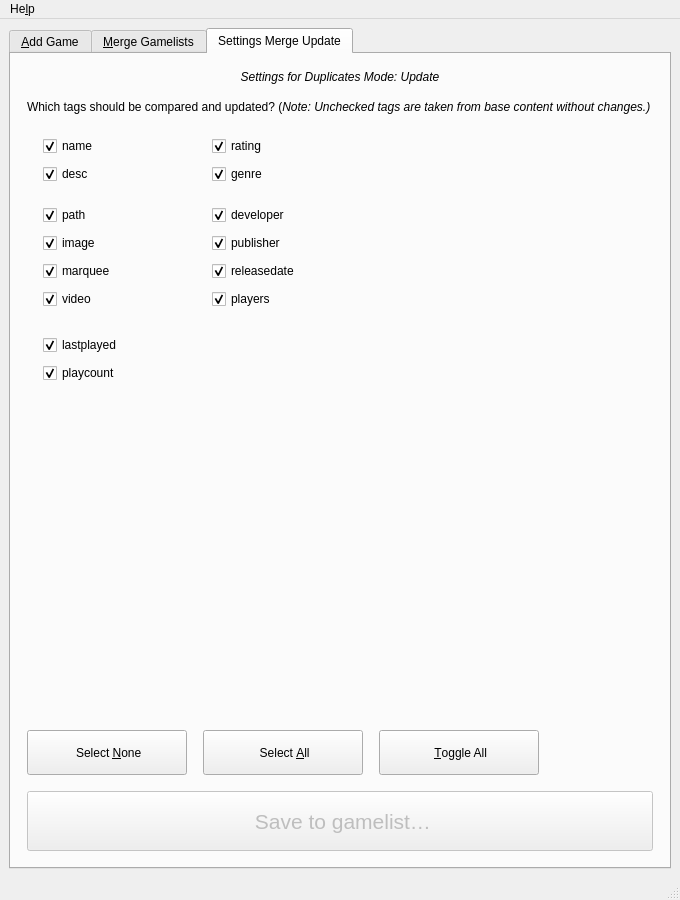
First picture: the form in MainWindow.ui, repository thingsiplay/gamelistaddon, before the edit.
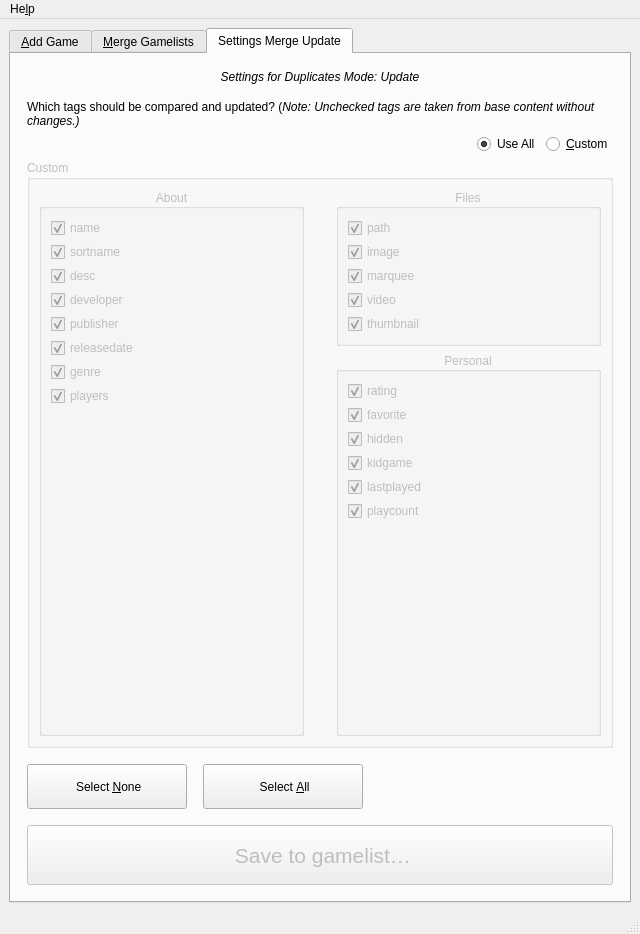
Second picture: the form after the edit. The open tabs and pages were chosen to show the change. Icons and pictures are not drawn.

Commit message: missing tags added to merge custom settings

Diff of the .ui file:
```diff
--- a/MainWindow.ui
+++ b/MainWindow.ui
@@ -7,8 +7,8 @@
    <rect>
     <x>0</x>
     <y>0</y>
-    <width>680</width>
-    <height>900</height>
+    <width>640</width>
+    <height>934</height>
    </rect>
   </property>
   <property name="minimumSize">
@@ -1096,68 +1096,91 @@
          </widget>
         </item>
         <item>
-         <layout class="QFormLayout" name="formLayout_3">
-          <property name="labelAlignment">
-           <set>Qt::AlignLeading|Qt::AlignLeft|Qt::AlignVCenter</set>
-          </property>
-          <property name="formAlignment">
+         <layout class="QHBoxLayout" name="horizontalLayout_5">
+          <item>
+           <spacer name="horizontalSpacer_5">
+            <property name="orientation">
+             <enum>Qt::Horizontal</enum>
+            </property>
+            <property name="sizeHint" stdset="0">
+             <size>
+              <width>40</width>
+              <height>20</height>
+             </size>
+            </property>
+           </spacer>
+          </item>
+          <item>
+           <widget class="QRadioButton" name="rb_useall_settings_merge">
+            <property name="sizePolicy">
+             <sizepolicy hsizetype="Preferred" vsizetype="Fixed">
+              <horstretch>0</horstretch>
+              <verstretch>0</verstretch>
+             </sizepolicy>
+            </property>
+            <property name="text">
+             <string>Use All</string>
+            </property>
+            <property name="checked">
+             <bool>true</bool>
+            </property>
+           </widget>
+          </item>
+          <item>
+           <widget class="QRadioButton" name="rb_usecustom_settings_merge">
+            <property name="sizePolicy">
+             <sizepolicy hsizetype="Preferred" vsizetype="Fixed">
+              <horstretch>0</horstretch>
+              <verstretch>0</verstretch>
+             </sizepolicy>
+            </property>
+            <property name="text">
+             <string>&amp;Custom</string>
+            </property>
+           </widget>
+          </item>
+         </layout>
+        </item>
+        <item>
+         <widget class="QGroupBox" name="gb_custom_settings_merge">
+          <property name="enabled">
+           <bool>false</bool>
+          </property>
+          <property name="sizePolicy">
+           <sizepolicy hsizetype="Expanding" vsizetype="Expanding">
+            <horstretch>0</horstretch>
+            <verstretch>0</verstretch>
+           </sizepolicy>
+          </property>
+          <property name="title">
+           <string>Custom</string>
+          </property>
+          <property name="alignment">
            <set>Qt::AlignLeading|Qt::AlignLeft|Qt::AlignTop</set>
           </property>
+          <layout class="QGridLayout" name="gridLayout_6">
           <property name="horizontalSpacing">
-           <number>90</number>
-          </property>
+            <number>32</number>
+           </property>
+           <item row="0" column="1">
+            <widget class="QGroupBox" name="gb_files_custom_merge">
+             <property name="sizePolicy">
+              <sizepolicy hsizetype="Minimum" vsizetype="Maximum">
+               <horstretch>0</horstretch>
+               <verstretch>0</verstretch>
+              </sizepolicy>
+             </property>
+             <property name="title">
+              <string>Files</string>
+             </property>
+             <property name="alignment">
+              <set>Qt::AlignCenter</set>
+             </property>
+             <layout class="QFormLayout" name="formLayout_3">
           <property name="verticalSpacing">
-           <number>8</number>
-          </property>
-          <property name="leftMargin">
-           <number>16</number>
-          </property>
-          <property name="topMargin">
-           <number>16</number>
-          </property>
-          <property name="rightMargin">
-           <number>16</number>
-          </property>
-          <property name="bottomMargin">
-           <number>16</number>
-          </property>
-          <item row="1" column="0">
-           <widget class="QCheckBox" name="cb_name_settings_merge">
-            <property name="text">
-             <string>name</string>
-            </property>
-            <property name="checked">
-             <bool>true</bool>
-            </property>
-           </widget>
-          </item>
-          <item row="2" column="0">
-           <widget class="QCheckBox" name="cb_desc_settings_merge">
-            <property name="text">
-             <string>desc</string>
-            </property>
-            <property name="checked">
-             <bool>true</bool>
-            </property>
-           </widget>
-          </item>
-          <item row="3" column="0">
-           <spacer name="verticalSpacer_14">
-            <property name="orientation">
-             <enum>Qt::Vertical</enum>
-            </property>
-            <property name="sizeType">
-             <enum>QSizePolicy::Fixed</enum>
-            </property>
-            <property name="sizeHint" stdset="0">
-             <size>
-              <width>20</width>
-              <height>5</height>
-             </size>
-            </property>
-           </spacer>
-          </item>
-          <item row="4" column="0">
+               <number>4</number>
+              </property>
+              <item row="0" column="0">
            <widget class="QCheckBox" name="cb_path_settings_merge">
             <property name="text">
              <string>path</string>
@@ -1167,7 +1190,7 @@
             </property>
            </widget>
           </item>
-          <item row="5" column="0">
+              <item row="1" column="0">
            <widget class="QCheckBox" name="cb_image_settings_merge">
             <property name="text">
              <string>image</string>
@@ -1177,7 +1200,7 @@
             </property>
            </widget>
           </item>
-          <item row="6" column="0">
+              <item row="2" column="0">
            <widget class="QCheckBox" name="cb_marquee_settings_merge">
             <property name="text">
              <string>marquee</string>
@@ -1187,7 +1210,7 @@
             </property>
            </widget>
           </item>
-          <item row="7" column="0">
+              <item row="3" column="0">
            <widget class="QCheckBox" name="cb_video_settings_merge">
             <property name="text">
              <string>video</string>
@@ -1197,83 +1220,74 @@
             </property>
            </widget>
           </item>
-          <item row="9" column="0">
-           <spacer name="verticalSpacer_16">
-            <property name="orientation">
-             <enum>Qt::Vertical</enum>
-            </property>
-            <property name="sizeType">
-             <enum>QSizePolicy::Fixed</enum>
-            </property>
-            <property name="sizeHint" stdset="0">
+              <item row="4" column="0">
+               <widget class="QCheckBox" name="cb_thumbnail_settings_merge">
+                <property name="text">
+                 <string>thumbnail</string>
+                </property>
+                <property name="checked">
+                 <bool>true</bool>
+                </property>
+               </widget>
+              </item>
+             </layout>
+            </widget>
+           </item>
+           <item row="0" column="0" rowspan="3">
+            <widget class="QGroupBox" name="gb_about_custom_merge">
+             <property name="sizePolicy">
+              <sizepolicy hsizetype="Maximum" vsizetype="Expanding">
+               <horstretch>0</horstretch>
+               <verstretch>0</verstretch>
+              </sizepolicy>
+             </property>
+             <property name="maximumSize">
              <size>
-              <width>20</width>
-              <height>10</height>
-             </size>
-            </property>
-           </spacer>
-          </item>
-          <item row="10" column="0">
-           <widget class="QCheckBox" name="cb_lastplayed_settings_merge">
-            <property name="text">
-             <string>lastplayed</string>
-            </property>
-            <property name="checked">
-             <bool>true</bool>
-            </property>
-           </widget>
-          </item>
-          <item row="11" column="0">
-           <widget class="QCheckBox" name="cb_playcount_settings_merge">
-            <property name="text">
-             <string>playcount</string>
-            </property>
-            <property name="checked">
-             <bool>true</bool>
-            </property>
-           </widget>
-          </item>
-          <item row="1" column="1">
-           <widget class="QCheckBox" name="cb_rating_settings_merge">
+               <width>400</width>
+               <height>16777215</height>
+              </size>
+             </property>
+             <property name="title">
+              <string>About</string>
+             </property>
+             <property name="alignment">
+              <set>Qt::AlignCenter</set>
+             </property>
+             <layout class="QFormLayout" name="formLayout_5">
+              <property name="verticalSpacing">
+               <number>4</number>
+              </property>
+              <item row="0" column="0">
+               <widget class="QCheckBox" name="cb_name_settings_merge">
             <property name="text">
-             <string>rating</string>
+                 <string>name</string>
             </property>
             <property name="checked">
              <bool>true</bool>
             </property>
            </widget>
           </item>
-          <item row="2" column="1">
-           <widget class="QCheckBox" name="cb_genre_settings_merge">
+              <item row="1" column="0">
+               <widget class="QCheckBox" name="cb_sortname_settings_merge">
             <property name="text">
-             <string>genre</string>
+                 <string>sortname</string>
             </property>
             <property name="checked">
              <bool>true</bool>
             </property>
            </widget>
           </item>
-          <item row="7" column="1">
-           <widget class="QCheckBox" name="cb_players_settings_merge">
+              <item row="2" column="0">
+               <widget class="QCheckBox" name="cb_desc_settings_merge">
             <property name="text">
-             <string>players</string>
+                 <string>desc</string>
             </property>
             <property name="checked">
              <bool>true</bool>
             </property>
            </widget>
           </item>
-          <item row="6" column="1">
-           <widget class="QCheckBox" name="cb_releasedate_settings_merge">
-            <property name="text">
-             <string>releasedate</string>
-            </property>
-            <property name="checked">
-             <bool>true</bool>
-            </property>
-           </widget>
-          </item>
-          <item row="4" column="1">
+              <item row="3" column="0">
            <widget class="QCheckBox" name="cb_developer_settings_merge">
             <property name="text">
              <string>developer</string>
@@ -1283,7 +1297,7 @@
             </property>
            </widget>
           </item>
-          <item row="5" column="1">
+              <item row="4" column="0">
            <widget class="QCheckBox" name="cb_publisher_settings_merge">
             <property name="text">
              <string>publisher</string>
@@ -1293,7 +1307,122 @@
             </property>
            </widget>
           </item>
-         </layout>
+              <item row="5" column="0">
+               <widget class="QCheckBox" name="cb_releasedate_settings_merge">
+                <property name="text">
+                 <string>releasedate</string>
+                </property>
+                <property name="checked">
+                 <bool>true</bool>
+                </property>
+               </widget>
+              </item>
+              <item row="6" column="0">
+               <widget class="QCheckBox" name="cb_genre_settings_merge">
+                <property name="text">
+                 <string>genre</string>
+                </property>
+                <property name="checked">
+                 <bool>true</bool>
+                </property>
+               </widget>
+              </item>
+              <item row="7" column="0">
+               <widget class="QCheckBox" name="cb_players_settings_merge">
+                <property name="text">
+                 <string>players</string>
+                </property>
+                <property name="checked">
+                 <bool>true</bool>
+                </property>
+               </widget>
+              </item>
+             </layout>
+            </widget>
+           </item>
+           <item row="1" column="1" rowspan="2">
+            <widget class="QGroupBox" name="gb_personal_custom_merge">
+             <property name="sizePolicy">
+              <sizepolicy hsizetype="Minimum" vsizetype="Expanding">
+               <horstretch>0</horstretch>
+               <verstretch>0</verstretch>
+              </sizepolicy>
+             </property>
+             <property name="title">
+              <string>Personal</string>
+             </property>
+             <property name="alignment">
+              <set>Qt::AlignCenter</set>
+             </property>
+             <layout class="QFormLayout" name="formLayout_4">
+              <property name="verticalSpacing">
+               <number>4</number>
+              </property>
+              <item row="2" column="0">
+               <widget class="QCheckBox" name="cb_rating_settings_merge">
+                <property name="text">
+                 <string>rating</string>
+                </property>
+                <property name="checked">
+                 <bool>true</bool>
+                </property>
+               </widget>
+              </item>
+              <item row="3" column="0">
+               <widget class="QCheckBox" name="cb_favorite_settings_merge">
+                <property name="text">
+                 <string>favorite</string>
+                </property>
+                <property name="checked">
+                 <bool>true</bool>
+                </property>
+               </widget>
+              </item>
+              <item row="4" column="0">
+               <widget class="QCheckBox" name="cb_hidden_settings_merge">
+                <property name="text">
+                 <string>hidden</string>
+                </property>
+                <property name="checked">
+                 <bool>true</bool>
+                </property>
+               </widget>
+              </item>
+              <item row="5" column="0">
+               <widget class="QCheckBox" name="cb_kidgame_settings_merge">
+                <property name="text">
+                 <string>kidgame</string>
+                </property>
+                <property name="checked">
+                 <bool>true</bool>
+                </property>
+               </widget>
+              </item>
+              <item row="7" column="0">
+               <widget class="QCheckBox" name="cb_lastplayed_settings_merge">
+                <property name="text">
+                 <string>lastplayed</string>
+                </property>
+                <property name="checked">
+                 <bool>true</bool>
+                </property>
+               </widget>
+              </item>
+              <item row="8" column="0">
+               <widget class="QCheckBox" name="cb_playcount_settings_merge">
+                <property name="text">
+                 <string>playcount</string>
+                </property>
+                <property name="checked">
+                 <bool>true</bool>
+                </property>
+               </widget>
+              </item>
+             </layout>
+            </widget>
+           </item>
+          </layout>
+         </widget>
         </item>
         <item>
          <spacer name="verticalSpacer_13">
@@ -1301,7 +1430,7 @@
            <enum>Qt::Vertical</enum>
           </property>
           <property name="sizeType">
-           <enum>QSizePolicy::MinimumExpanding</enum>
+           <enum>QSizePolicy::Minimum</enum>
           </property>
           <property name="sizeHint" stdset="0">
            <size>
@@ -1380,38 +1509,6 @@
             </property>
            </widget>
           </item>
-          <item>
-           <widget class="QPushButton" name="b_selecttoggle_settings_merge">
-            <property name="sizePolicy">
-             <sizepolicy hsizetype="Preferred" vsizetype="Fixed">
-              <horstretch>0</horstretch>
-              <verstretch>0</verstretch>
-             </sizepolicy>
-            </property>
-            <property name="minimumSize">
-             <size>
-              <width>160</width>
-              <height>45</height>
-             </size>
-            </property>
-            <property name="cursor">
-             <cursorShape>PointingHandCursor</cursorShape>
-            </property>
-            <property name="text">
-             <string> &amp;Toggle All</string>
-            </property>
-            <property name="icon">
-             <iconset resource="images.qrc">
-              <normaloff>:/Icons/img/replace.svg</normaloff>:/Icons/img/replace.svg</iconset>
-            </property>
-            <property name="iconSize">
-             <size>
-              <width>24</width>
-              <height>24</height>
-             </size>
-            </property>
-           </widget>
-          </item>
           <item>
            <spacer name="horizontalSpacer_4">
             <property name="orientation">
@@ -1492,7 +1589,7 @@
     <rect>
      <x>0</x>
      <y>0</y>
-     <width>680</width>
+     <width>640</width>
      <height>26</height>
     </rect>
    </property>
```
Left out of the diff: 4 changed lines with no effect on the pictures. Lines whose indentation alone changed are shown as unchanged. The commit also changes 3 other files.
